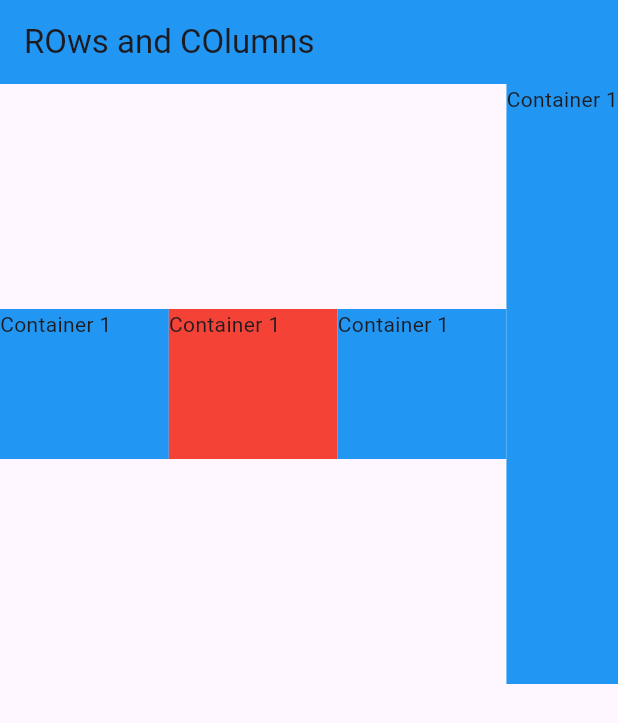
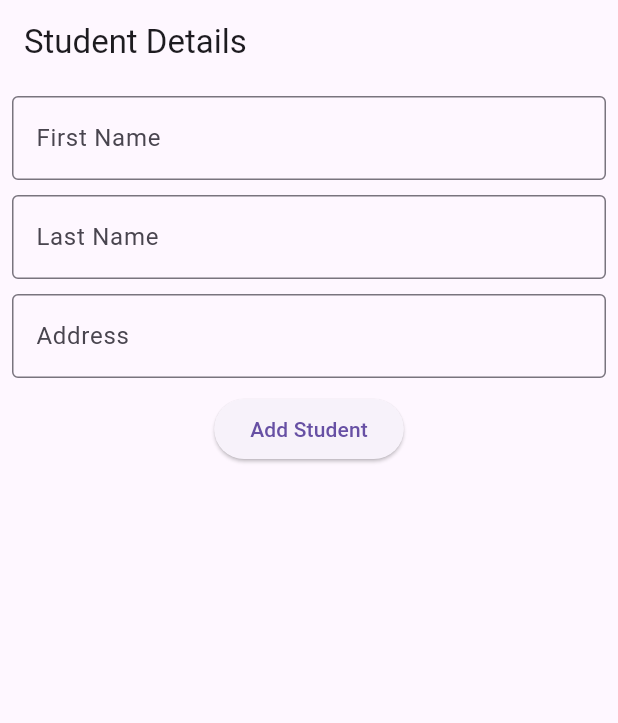
Before and after one commit to shiX0/test_app, a Flutter app: the screen it shows after launch, on a phone screen of 412 x 824 dp. Shown: the top 723 px of the screen. Run offline on Flutter 3.47's test engine with Material 3 defaults, Android fonts, the phone set to English and light mode, and no system bars.

Commit message:
added student details

```diff
--- a/lib/app/app.dart
+++ b/lib/app/app.dart
@@ -1,5 +1,5 @@
 import 'package:flutter/material.dart';
-import 'package:test_app/screen/rows_column_screen.dart';
+import 'package:test_app/screen/student_details_screen.dart';
 
 class App extends StatelessWidget {
   const App({super.key});
@@ -8,7 +8,7 @@ class App extends StatelessWidget {
   Widget build(BuildContext context) {
     return const MaterialApp(
       debugShowCheckedModeBanner: false,
-      home: RowsColumnScreen(),
+      home: StudentDetailsScreen(),
     );
   }
 }
--- /dev/null
+++ b/lib/model/student_model.dart
@@ -0,0 +1,8 @@
+class StudentModel {
+  final String firstName;
+  final String lastName;
+  final String address;
+
+  StudentModel(
+      {required this.firstName, required this.lastName, required this.address});
+}
--- a/lib/screen/circle_screen.dart
+++ b/lib/screen/circle_screen.dart
@@ -1,5 +1,4 @@
 import 'package:flutter/material.dart';
-import 'package:test_app/model/arithmetic_model.dart';
 import 'package:test_app/model/circle_model.dart';
 
 class CircleScreen extends StatefulWidget {
--- a/lib/screen/dashboard_screen.dart
+++ b/lib/screen/dashboard_screen.dart
@@ -38,7 +38,7 @@ class DashboardScreen extends StatelessWidget {
               ),
             ),
           ),
-          SizedBox(
+          const SizedBox(
             height: 10,
           ),
           SizedBox(
@@ -58,7 +58,7 @@ class DashboardScreen extends StatelessWidget {
               ),
             ),
           ),
-          SizedBox(
+          const SizedBox(
             height: 10,
           ),
           SizedBox(
--- a/lib/screen/radio_screen.dart
+++ b/lib/screen/radio_screen.dart
@@ -1,7 +1,7 @@
 import 'package:flutter/material.dart';
 
 class RadioScreen extends StatefulWidget {
-  const RadioScreen({Key? key}) : super(key: key);
+  const RadioScreen({super.key});
 
   @override
   State<RadioScreen> createState() => _RadioScreenState();
--- a/lib/screen/simple_intrest_screen.dart
+++ b/lib/screen/simple_intrest_screen.dart
@@ -1,6 +1,4 @@
-import 'package:flutter/cupertino.dart';
 import 'package:flutter/material.dart';
-import 'package:flutter/widgets.dart';
 import 'package:test_app/model/simple_intrest_model.dart';
 
 class SimpleIntrestScreen extends StatefulWidget {
--- /dev/null
+++ b/lib/screen/student_details_screen.dart
@@ -0,0 +1,119 @@
+import 'package:flutter/material.dart';
+import 'package:test_app/common/widgets/student_list_tile.dart';
+
+import '../model/student_model.dart';
+
+class StudentDetailsScreen extends StatefulWidget {
+  const StudentDetailsScreen({super.key});
+
+  @override
+  State<StudentDetailsScreen> createState() => _StudentDetailsScreenState();
+}
+
+class _StudentDetailsScreenState extends State<StudentDetailsScreen> {
+  String? firstName;
+  String? lastName;
+  String? address;
+  List<StudentModel> studentList = [];
+  final myKey = GlobalKey<FormState>();
+
+  @override
+  Widget build(BuildContext context) {
+    return Scaffold(
+      appBar: AppBar(
+        title: const Text('Student Details'),
+      ),
+      body: Form(
+        key: myKey,
+        child: Padding(
+          padding: const EdgeInsets.all(8.0),
+          child: Column(children: [
+            TextFormField(
+              validator: (value) {
+                if (value == null || value.isEmpty) {
+                  return "Enter first Name";
+                } else {
+                  return null;
+                }
+              },
+              onChanged: (value) {
+                firstName = value;
+              },
+              keyboardType: TextInputType.name,
+              decoration: const InputDecoration(
+                labelText: "First Name",
+                border: OutlineInputBorder(),
+              ),
+            ),
+            const SizedBox(
+              height: 10,
+            ),
+            TextFormField(
+              validator: (value) {
+                if (value == null || value.isEmpty) {
+                  return "Enter last Name";
+                } else {
+                  return null;
+                }
+              },
+              onChanged: (value) {
+                lastName = value;
+              },
+              keyboardType: TextInputType.name,
+              decoration: const InputDecoration(
+                labelText: "Last Name",
+                border: OutlineInputBorder(),
+              ),
+            ),
+            const SizedBox(
+              height: 10,
+            ),
+            TextFormField(
+              validator: (value) {
+                if (value == null || value.isEmpty) {
+                  return "Enter Address";
+                } else {
+                  return null;
+                }
+              },
+              onChanged: (value) {
+                address = value;
+              },
+              keyboardType: TextInputType.name,
+              decoration: const InputDecoration(
+                labelText: "Address",
+                border: OutlineInputBorder(),
+              ),
+            ),
+            const SizedBox(
+              height: 10,
+            ),
+            ElevatedButton(
+                onPressed: () {
+                  setState(() {
+                    if (myKey.currentState!.validate()) {
+                      StudentModel newStudent = StudentModel(
+                          firstName: firstName!,
+                          lastName: lastName!,
+                          address: address!);
+                      studentList.add(newStudent);
+                    }
+                  });
+                },
+                child: const Text('Add Student')),
+            const SizedBox(
+              height: 10,
+            ),
+            Expanded(
+              child: ListView.builder(
+                  itemCount: studentList.length,
+                  itemBuilder: (context, index) {
+                    return StudentListTile(studentModel: studentList[index]);
+                  }),
+            )
+          ]),
+        ),
+      ),
+    );
+  }
+}
--- a/pubspec.yaml
+++ b/pubspec.yaml
@@ -59,9 +59,9 @@ flutter:
   uses-material-design: true
 
   # To add assets to your application, add an assets section, like this:
-  # assets:
-  #   - images/a_dot_burr.jpeg
-  #   - images/a_dot_ham.jpeg
+  assets:
+    - assets/images/
+    - assets/icons/
 
   # An image asset can refer to one or more resolution-specific "variants", see
   # https://flutter.dev/assets-and-images/#resolution-aware
```
Also changed, not shown: lib/common/widgets/custom_list_tile.dart (added, +29 -0 lines), lib/common/widgets/student_list_tile.dart (added, +26 -0 lines), lib/screen/image_screen.dart (added, +15 -0 lines), lib/screen/list_tile_screen.dart (added, +27 -0 lines), lib/screen/output_screen.dart (added, +17 -0 lines), lib/screen/rows_column_screen.dart (+38 -12 lines), assets/images/cafe.jpg (added), pubspec.lock, 1 other file.
